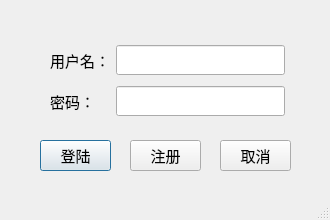
Above: loginWindow.ui from nathan21hz/RailInfoSys before the change. Below: the same form after it.
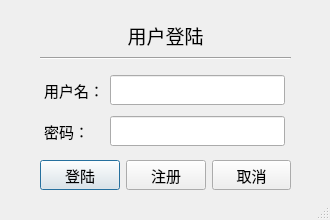
That is the form after the change.

What changed in the file:
```diff
--- a/loginWindow.ui
+++ b/loginWindow.ui
@@ -22,51 +22,12 @@
   <property name="sizeGripEnabled">
    <bool>true</bool>
   </property>
-  <widget class="QPushButton" name="pushButton">
-   <property name="geometry">
-    <rect>
-     <x>40</x>
-     <y>140</y>
-     <width>71</width>
-     <height>31</height>
-    </rect>
-   </property>
-   <property name="text">
-    <string>登陆</string>
-   </property>
-  </widget>
-  <widget class="QPushButton" name="pushButton_2">
-   <property name="geometry">
-    <rect>
-     <x>130</x>
-     <y>140</y>
-     <width>71</width>
-     <height>31</height>
-    </rect>
-   </property>
-   <property name="text">
-    <string>注册</string>
-   </property>
-  </widget>
-  <widget class="QPushButton" name="pushButton_3">
-   <property name="geometry">
-    <rect>
-     <x>220</x>
-     <y>140</y>
-     <width>71</width>
-     <height>31</height>
-    </rect>
-   </property>
-   <property name="text">
-    <string>取消</string>
-   </property>
-  </widget>
   <widget class="QWidget" name="layoutWidget">
    <property name="geometry">
     <rect>
-     <x>50</x>
-     <y>40</y>
-     <width>235</width>
+     <x>44</x>
+     <y>70</y>
+     <width>241</width>
      <height>81</height>
     </rect>
    </property>
@@ -100,6 +61,76 @@
     </item>
    </layout>
   </widget>
+  <widget class="Line" name="line">
+   <property name="geometry">
+    <rect>
+     <x>40</x>
+     <y>50</y>
+     <width>251</width>
+     <height>16</height>
+    </rect>
+   </property>
+   <property name="orientation">
+    <enum>Qt::Horizontal</enum>
+   </property>
+  </widget>
+  <widget class="QLabel" name="label_4">
+   <property name="geometry">
+    <rect>
+     <x>40</x>
+     <y>20</y>
+     <width>251</width>
+     <height>31</height>
+    </rect>
+   </property>
+   <property name="font">
+    <font>
+     <pointsize>14</pointsize>
+    </font>
+   </property>
+   <property name="layoutDirection">
+    <enum>Qt::LeftToRight</enum>
+   </property>
+   <property name="text">
+    <string>用户登陆</string>
+   </property>
+   <property name="alignment">
+    <set>Qt::AlignCenter</set>
+   </property>
+  </widget>
+  <widget class="QWidget" name="">
+   <property name="geometry">
+    <rect>
+     <x>40</x>
+     <y>160</y>
+     <width>251</width>
+     <height>30</height>
+    </rect>
+   </property>
+   <layout class="QGridLayout" name="gridLayout_2">
+    <item row="0" column="0">
+     <widget class="QPushButton" name="pushButton">
+      <property name="text">
+       <string>登陆</string>
+      </property>
+     </widget>
+    </item>
+    <item row="0" column="1">
+     <widget class="QPushButton" name="pushButton_2">
+      <property name="text">
+       <string>注册</string>
+      </property>
+     </widget>
+    </item>
+    <item row="0" column="2">
+     <widget class="QPushButton" name="pushButton_3">
+      <property name="text">
+       <string>取消</string>
+      </property>
+     </widget>
+    </item>
+   </layout>
+  </widget>
  </widget>
  <resources/>
  <connections>
```
Left out of the diff: 2 changed lines with no effect on the pictures.
